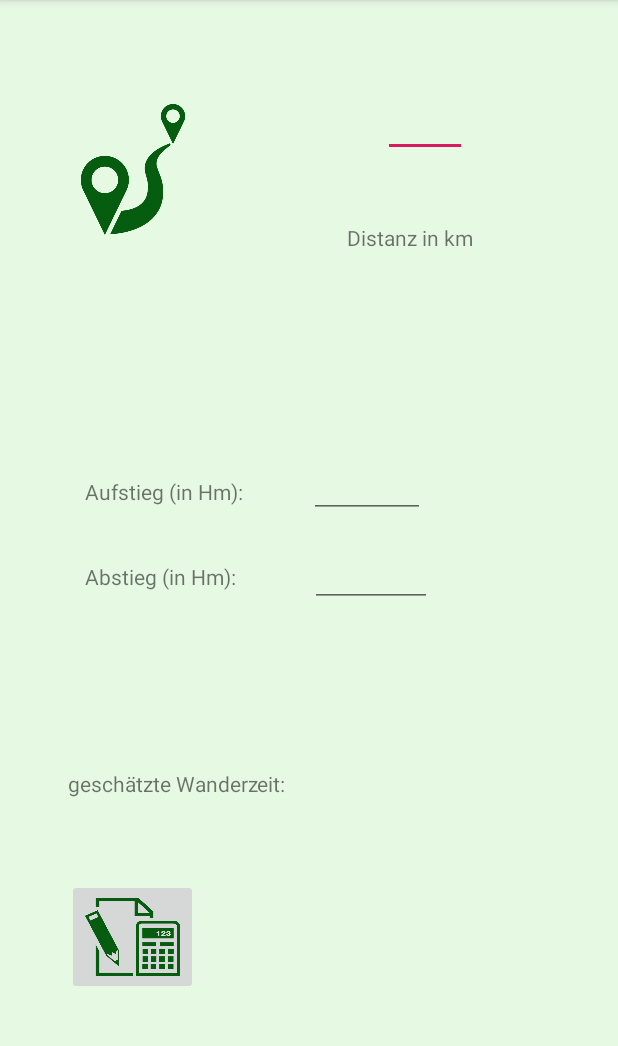
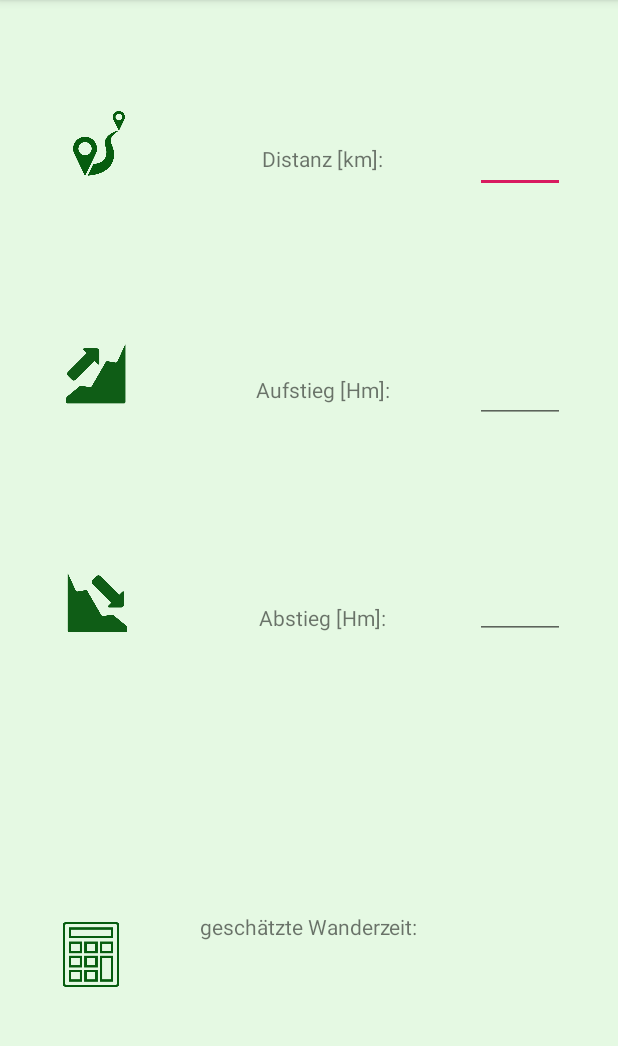
Before and after one commit to mad-lab-fau/Ferienakademie2019-Wonderfull-App, an Android app: the plan_hiking screen opened directly, with no data from a screen before it, on a phone screen of 412 x 824 dp, the part 84-1130 px from its top. Run offline under Robolectric (Android 15) with nearby library versions, the phone set to English and light mode, and no system bars; our stand-ins replace navigation-ui.

Commit message:
plan hiking: aktuallisiert

```diff
--- a/App/app/src/main/AndroidManifest.xml
+++ b/App/app/src/main/AndroidManifest.xml
@@ -17,7 +17,7 @@
         android:supportsRtl="true"
         android:theme="@style/AppTheme">
 
-        <activity android:name=".MainActivity"/>
+        <activity android:name=".EnergyDetails"/>
         <activity android:name=".SensorActivity"></activity>
         <activity android:name=".EmergencyActivity" />
         <activity android:name=".profile"/>
@@ -25,7 +25,7 @@
         <activity android:name=".HikeMainscreen"/>
         <activity android:name=".Graphen"/>
         <activity android:name=".EditProfile"/>
-        <activity android:name=".EnergyDetails">
+        <activity android:name=".MainActivity">
             <intent-filter>
                 <action android:name="android.intent.action.MAIN" />
 
--- a/App/app/src/main/res/layout/activity_plan_hiking.xml
+++ b/App/app/src/main/res/layout/activity_plan_hiking.xml
@@ -8,8 +8,6 @@
     tools:context=".plan_hiking">
 
 
-
-
     <TextView
         android:id="@+id/horizontalDistance"
         android:layout_width="wrap_content"
@@ -17,10 +15,10 @@
         android:text="@string/distanz"
         app:layout_constraintBottom_toBottomOf="parent"
         app:layout_constraintEnd_toEndOf="parent"
-        app:layout_constraintHorizontal_bias="0.706"
+        app:layout_constraintHorizontal_bias="0.528"
         app:layout_constraintStart_toStartOf="parent"
         app:layout_constraintTop_toTopOf="parent"
-        app:layout_constraintVertical_bias="0.199" />
+        app:layout_constraintVertical_bias="0.128" />
 
     <TextView
         android:id="@+id/verticalDistance_upwards"
@@ -29,10 +27,11 @@
         android:text="@string/verticalDistance_upwards"
         app:layout_constraintBottom_toBottomOf="parent"
         app:layout_constraintEnd_toEndOf="parent"
-        app:layout_constraintHorizontal_bias="0.185"
+        app:layout_constraintHorizontal_bias="0.528"
         app:layout_constraintStart_toStartOf="parent"
         app:layout_constraintTop_toTopOf="parent"
-        app:layout_constraintVertical_bias="0.425" />
+        app:layout_constraintVertical_bias="0.334" />
+
 
     <TextView
         android:id="@+id/verticalDistance_downwards"
@@ -41,9 +40,10 @@
         android:text="@string/verticalDistance_downwards"
         app:layout_constraintBottom_toBottomOf="parent"
         app:layout_constraintEnd_toEndOf="parent"
-        app:layout_constraintHorizontal_bias="0.182"
+        app:layout_constraintHorizontal_bias="0.528"
         app:layout_constraintStart_toStartOf="parent"
-        app:layout_constraintTop_toTopOf="parent" />
+        app:layout_constraintTop_toTopOf="parent"
+        app:layout_constraintVertical_bias="0.537" />
 
     <TextView
         android:id="@+id/Wanderzeit"
@@ -52,16 +52,14 @@
         android:text="@string/berechneteWanderzeit"
         app:layout_constraintBottom_toBottomOf="parent"
         app:layout_constraintEnd_toEndOf="parent"
-        app:layout_constraintHorizontal_bias="0.171"
         app:layout_constraintStart_toStartOf="parent"
         app:layout_constraintTop_toTopOf="parent"
-        app:layout_constraintVertical_bias="0.685" />
-
+        app:layout_constraintVertical_bias="0.812" />
 
     <EditText
         android:id="@+id/streckenLaenge"
-        android:layout_width="56dp"
-        android:layout_height="36dp"
+        android:layout_width="60dp"
+        android:layout_height="40dp"
         android:layout_centerHorizontal="true"
         android:layout_centerVertical="true"
         android:layout_gravity="bottom|center_horizontal"
@@ -70,15 +68,15 @@
         android:textSize="12sp"
         app:layout_constraintBottom_toBottomOf="parent"
         app:layout_constraintEnd_toEndOf="parent"
-        app:layout_constraintHorizontal_bias="0.718"
+        app:layout_constraintHorizontal_bias="0.9"
         app:layout_constraintStart_toStartOf="parent"
         app:layout_constraintTop_toTopOf="parent"
-        app:layout_constraintVertical_bias="0.094" />
+        app:layout_constraintVertical_bias="0.122" />
 
     <EditText
         android:id="@+id/nach_oben"
-        android:layout_width="77dp"
-        android:layout_height="39dp"
+        android:layout_width="60dp"
+        android:layout_height="40dp"
         android:layout_centerHorizontal="true"
         android:layout_centerVertical="true"
         android:layout_gravity="bottom|center_horizontal"
@@ -87,15 +85,15 @@
         android:textSize="12sp"
         app:layout_constraintBottom_toBottomOf="parent"
         app:layout_constraintEnd_toEndOf="parent"
-        app:layout_constraintHorizontal_bias="0.616"
+        app:layout_constraintHorizontal_bias="0.9"
         app:layout_constraintStart_toStartOf="parent"
         app:layout_constraintTop_toTopOf="parent"
-        app:layout_constraintVertical_bias="0.42" />
+        app:layout_constraintVertical_bias="0.332" />
 
     <EditText
         android:id="@+id/nach_unten"
-        android:layout_width="81dp"
-        android:layout_height="41dp"
+        android:layout_width="60dp"
+        android:layout_height="40dp"
         android:layout_centerHorizontal="true"
         android:layout_centerVertical="true"
         android:layout_gravity="bottom|center_horizontal"
@@ -104,14 +102,15 @@
         android:textSize="12sp"
         app:layout_constraintBottom_toBottomOf="parent"
         app:layout_constraintEnd_toEndOf="parent"
-        app:layout_constraintHorizontal_bias="0.624"
+        app:layout_constraintHorizontal_bias="0.9"
         app:layout_constraintStart_toStartOf="parent"
-        app:layout_constraintTop_toTopOf="parent" />
+        app:layout_constraintTop_toTopOf="parent"
+        app:layout_constraintVertical_bias="0.53" />
 
     <ImageView
-        android:id="@+id/imageView4"
-        android:layout_width="108dp"
-        android:layout_height="87dp"
+        android:id="@+id/distance"
+        android:layout_width="48dp"
+        android:layout_height="43dp"
         app:layout_constraintBottom_toBottomOf="parent"
         app:layout_constraintEnd_toEndOf="parent"
         app:layout_constraintHorizontal_bias="0.115"
@@ -120,20 +119,21 @@
         app:layout_constraintVertical_bias="0.102"
         app:srcCompat="@drawable/distance_to_travel" />
 
+
     <ImageButton
         android:id="@+id/imageButton"
-        android:layout_width="87dp"
-        android:layout_height="77dp"
+        android:layout_width="48dp"
+        android:layout_height="43dp"
+        android:background="#E5F9E3"
+        android:onClick="getTime"
         android:scaleType="fitXY"
-        android:onClick="getTime"
         app:layout_constraintBottom_toBottomOf="parent"
         app:layout_constraintEnd_toEndOf="parent"
-        app:layout_constraintHorizontal_bias="0.138"
+        app:layout_constraintHorizontal_bias="0.101"
         app:layout_constraintStart_toStartOf="parent"
         app:layout_constraintTop_toTopOf="parent"
         app:layout_constraintVertical_bias="0.848"
-        app:srcCompat="@drawable/paper_pencil_and_calculator"/>
-
+        app:srcCompat="@drawable/calculator" />
 
     <TextView
         android:id="@+id/zeit_Einheit"
@@ -141,9 +141,32 @@
         android:layout_height="36dp"
         app:layout_constraintBottom_toBottomOf="parent"
         app:layout_constraintEnd_toEndOf="parent"
-        app:layout_constraintHorizontal_bias="0.673"
         app:layout_constraintStart_toStartOf="parent"
         app:layout_constraintTop_toTopOf="parent"
-        app:layout_constraintVertical_bias="0.821" />
+        app:layout_constraintVertical_bias="0.893" />
+
+    <ImageView
+        android:id="@+id/rising"
+        android:layout_width="42dp"
+        android:layout_height="42dp"
+        app:layout_constraintBottom_toBottomOf="parent"
+        app:layout_constraintEnd_toEndOf="parent"
+        app:layout_constraintHorizontal_bias="0.117"
+        app:layout_constraintStart_toStartOf="parent"
+        app:layout_constraintTop_toTopOf="parent"
+        app:layout_constraintVertical_bias="0.315"
+        app:srcCompat="@drawable/rise" />
+
+    <ImageView
+        android:id="@+id/imageView4"
+        android:layout_width="42dp"
+        android:layout_height="42dp"
+        app:layout_constraintBottom_toBottomOf="parent"
+        app:layout_constraintEnd_toEndOf="parent"
+        app:layout_constraintHorizontal_bias="0.117"
+        app:layout_constraintStart_toStartOf="parent"
+        app:layout_constraintTop_toTopOf="parent"
+        app:layout_constraintVertical_bias="0.525"
+        app:srcCompat="@drawable/down" />
 
 </androidx.constraintlayout.widget.ConstraintLayout>
--- a/App/app/src/main/res/values/strings.xml
+++ b/App/app/src/main/res/values/strings.xml
@@ -58,9 +58,9 @@
 
     <string name="wanderung_planen">Wanderung planen</string>
     <string name="wanderung_starten">Wanderung starten</string>
-    <string name="distanz">Distanz in km</string>
-    <string name="verticalDistance_upwards">Aufstieg (in Hm):</string>
-    <string name="verticalDistance_downwards">Abstieg (in Hm):</string>
+    <string name="distanz">Distanz [km]:</string>
+    <string name="verticalDistance_upwards">Aufstieg [Hm]:</string>
+    <string name="verticalDistance_downwards">Abstieg [Hm]:</string>
     <string name="berechneteWanderzeit">geschätzte Wanderzeit:</string>
     <string name="button_start">button_start</string>
     <string name="button_plan">button_plan</string>
```
Also changed, not shown: App/app/src/main/res/drawable/rise.jpg (deleted).
